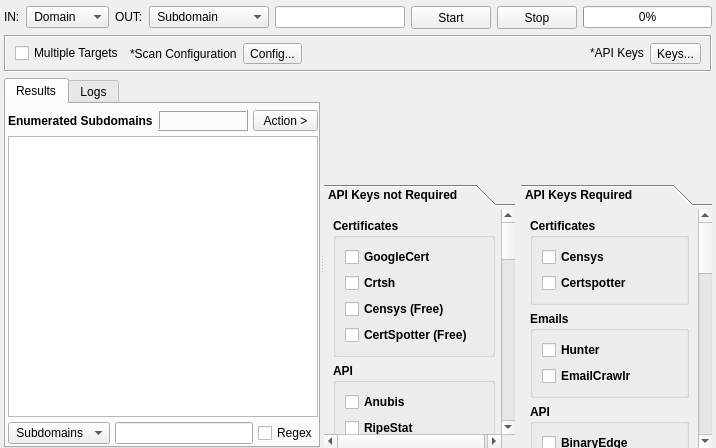
Qt form sub3suite/src/engines/osint/Osint.ui (3nock/OTE) before a commit.
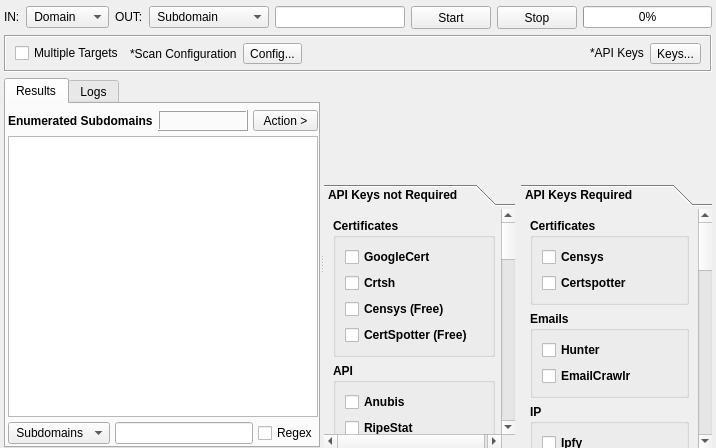
The same form after that commit. Custom widgets are drawn as their Qt base class.

Commit message: refactoring OSINT modules

Patch:
```diff
--- a/sub3suite/src/engines/osint/Osint.ui
+++ b/sub3suite/src/engines/osint/Osint.ui
@@ -1102,9 +1102,9 @@
             <property name="geometry">
              <rect>
               <x>0</x>
-              <y>0</y>
+              <y>-152</y>
               <width>167</width>
-              <height>876</height>
+              <height>932</height>
              </rect>
             </property>
             <attribute name="label">
@@ -1157,6 +1157,22 @@
                </layout>
               </widget>
              </item>
+             <item>
+              <widget class="QGroupBox" name="groupBox_9">
+               <property name="title">
+                <string>IP</string>
+               </property>
+               <layout class="QVBoxLayout" name="verticalLayout_13">
+                <item>
+                 <widget class="QCheckBox" name="moduleIpfy">
+                  <property name="text">
+                   <string>Ipfy</string>
+                  </property>
+                 </widget>
+                </item>
+               </layout>
+              </widget>
+             </item>
              <item>
               <widget class="QGroupBox" name="groupBox_8">
                <property name="title">
```
Left out of the diff: 8 changed lines with no effect on the pictures. The commit also changes 73 other files.
